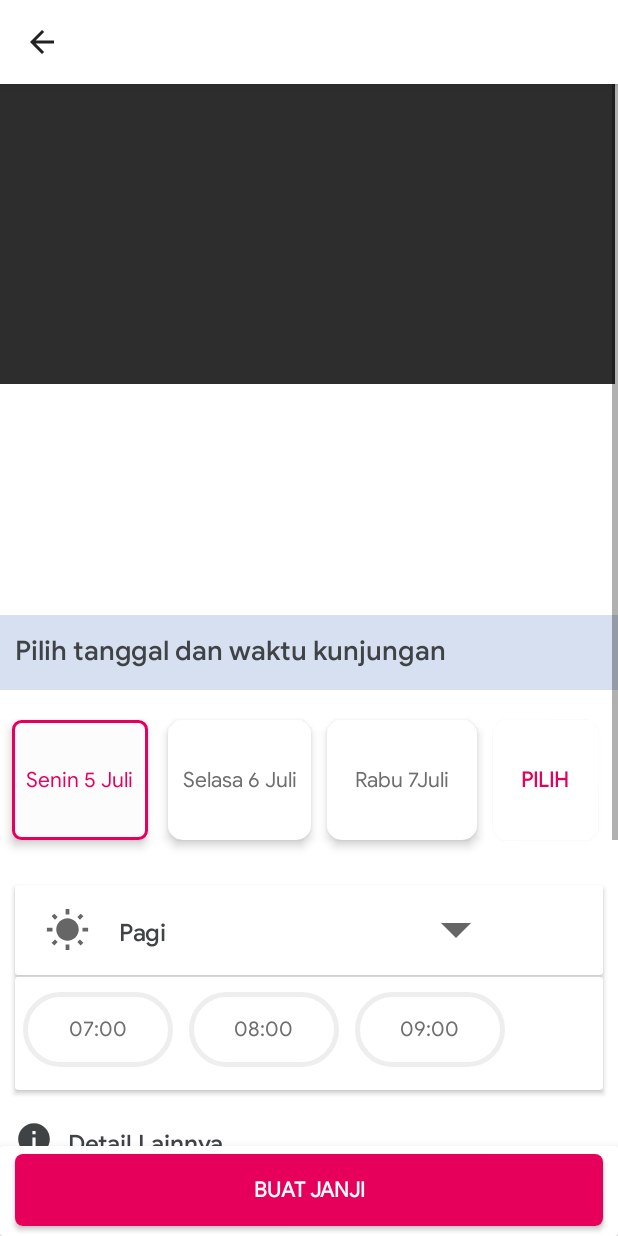
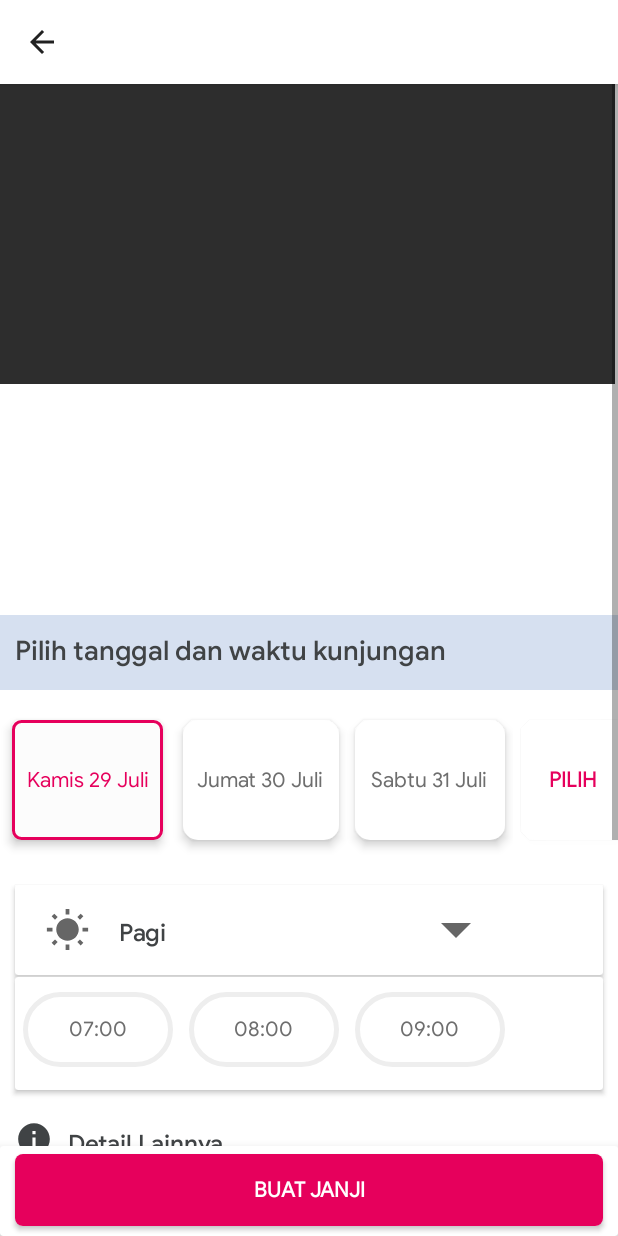
Before and after one commit to arsikecipta/AppsHalodoc, an Android app: the Jadwal_janji screen opened directly, with no data from a screen before it, on a phone screen of 412 x 824 dp. Run offline under Robolectric (Android 15) with nearby library versions, the phone set to English and light mode, and no system bars; 8 statements that could not run were skipped.

Commit message:
benerin tanggal

```diff
--- a/app/src/main/res/layout/activity_jadwal_janji.xml
+++ b/app/src/main/res/layout/activity_jadwal_janji.xml
@@ -138,7 +138,7 @@
                             android:id="@+id/txt_tgl1"
                             android:layout_width="wrap_content"
                             android:layout_height="80dp"
-                            android:text="Senin 5 Juli"
+                            android:text="Kamis 29 Juli"
                             android:layout_marginTop="10dp"
                             android:layout_marginHorizontal="8dp"
                             android:background="@drawable/radio_selector2"
@@ -155,7 +155,7 @@
                             android:id="@+id/txt_tgl2"
                             android:layout_width="wrap_content"
                             android:layout_height="80dp"
-                            android:text="Selasa 6 Juli"
+                            android:text="Jumat 30 Juli"
                             android:layout_marginHorizontal="5dp"
                             android:background="@drawable/radio_selector"
                             android:elevation="4dp"
@@ -171,7 +171,7 @@
                             android:id="@+id/txt_tgl3"
                             android:layout_width="100dp"
                             android:layout_height="80dp"
-                            android:text="Rabu 7Juli"
+                            android:text="Sabtu 31 Juli"
                             android:layout_marginTop="10dp"
                             android:layout_marginHorizontal="5dp"
                             android:background="@drawable/radio_selector"
```
